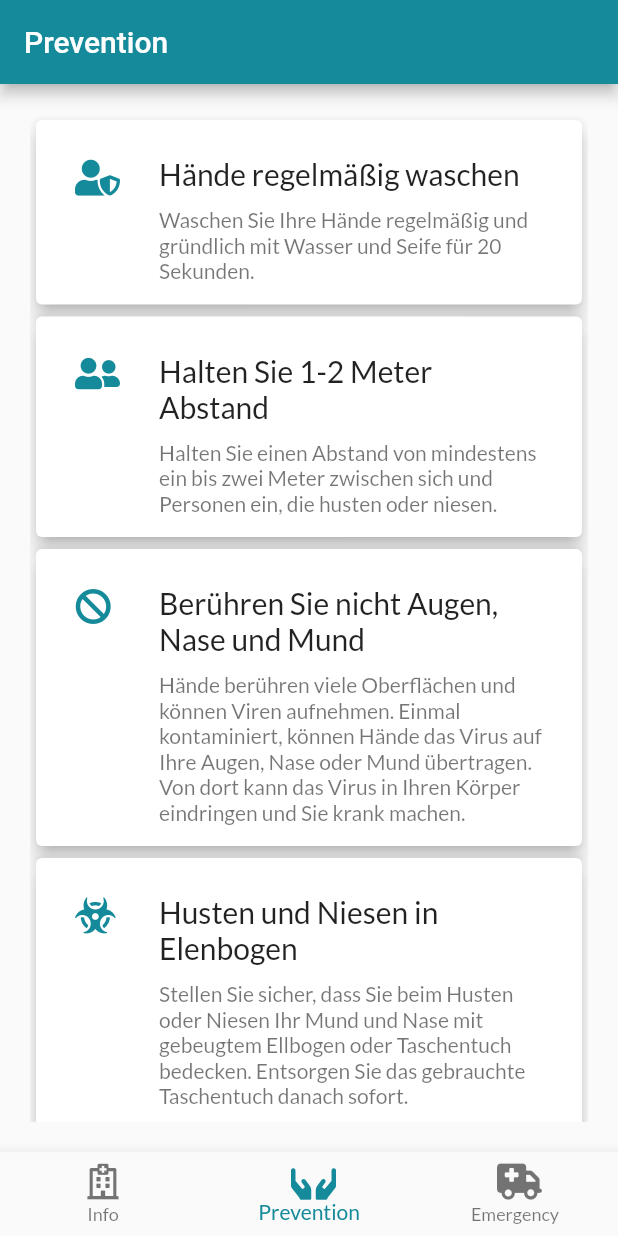
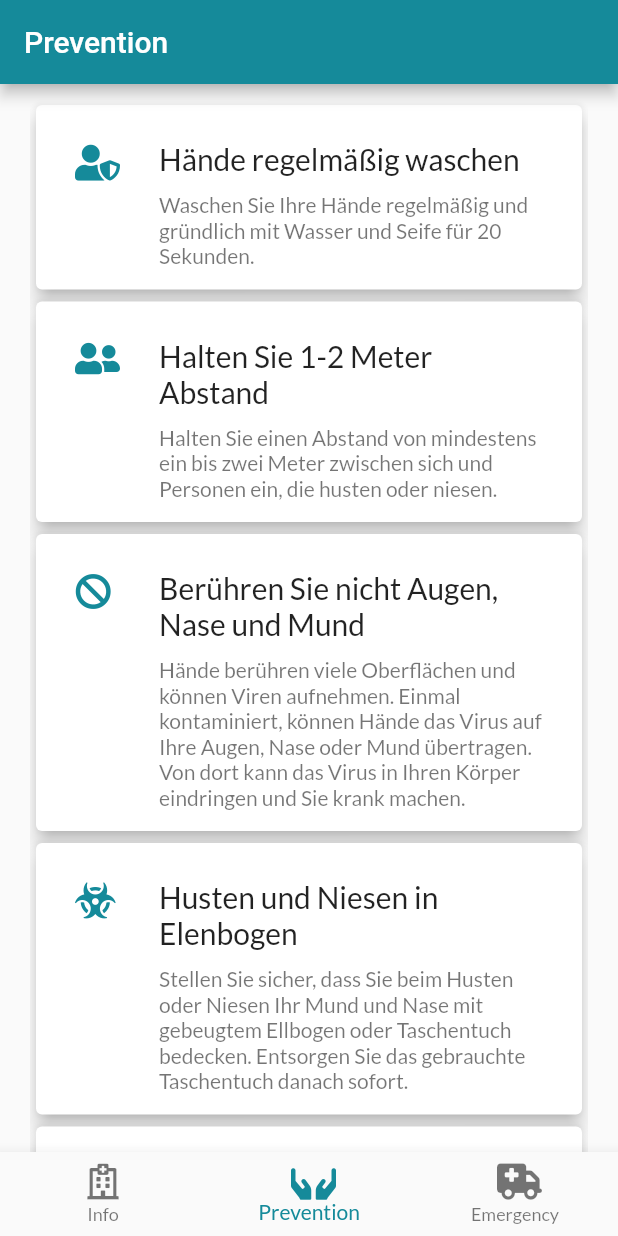
Before and after one commit to mt-tadayon/covid-info, a Flutter app: the screen it shows after launch, item 2 of the bottom bar chosen, on a phone screen of 412 x 824 dp. Run offline on Flutter 3.47's test engine with Material 2 defaults, Android fonts, the phone set to English and light mode, and no system bars; our stand-ins replace flutter_icons, google_fonts.

Commit message:
Added a padding surrounding all list views

```diff
--- a/lib/screens/home_screen.dart
+++ b/lib/screens/home_screen.dart
@@ -20,7 +20,10 @@ class _HomeScreenState extends State<HomeScreen> {
     appBarTitle = appBarTitle ?? Text(S.of(context).appBarTitleHome);
 
     return Scaffold(
-      body: currentView,
+      body: Padding(
+        padding: const EdgeInsets.only(top: 10.0, left: 20, right: 20),
+        child: currentView,
+      ),
       appBar: AppBar(
         title: appBarTitle,
       ),
--- a/lib/screens/prevention_widget.dart
+++ b/lib/screens/prevention_widget.dart
@@ -6,9 +6,7 @@ import 'package:flutter_icons/flutter_icons.dart';
 class PreventionWidget extends StatelessWidget {
   @override
   Widget build(BuildContext context) {
-    return Padding(
-      padding: const EdgeInsets.all(20.0),
-      child: ListView(
+    return ListView(
       children: <Widget>[
         CardWidget(
           title: S.of(context).washHandTitle,
@@ -30,13 +28,15 @@ class PreventionWidget extends StatelessWidget {
           text: S.of(context).respiratoryHygieneText,
           icon: Icon(FontAwesome5Solid.biohazard),
         ),
-          CardWidget(
+        Padding(
+          padding: const EdgeInsets.only(bottom: 8.0),
+          child: CardWidget(
             title: S.of(context).stayInformedTitle,
             text: S.of(context).stayInformedText,
             icon: Icon(FontAwesome5Solid.info_circle),
           ),
+        ),
       ],
-      ),
     );
   }
 }
```
Also changed, not shown: lib/screens/emergency/emergency_widget.dart (+5 -5 lines). Lines whose indentation alone changed are shown as unchanged.
